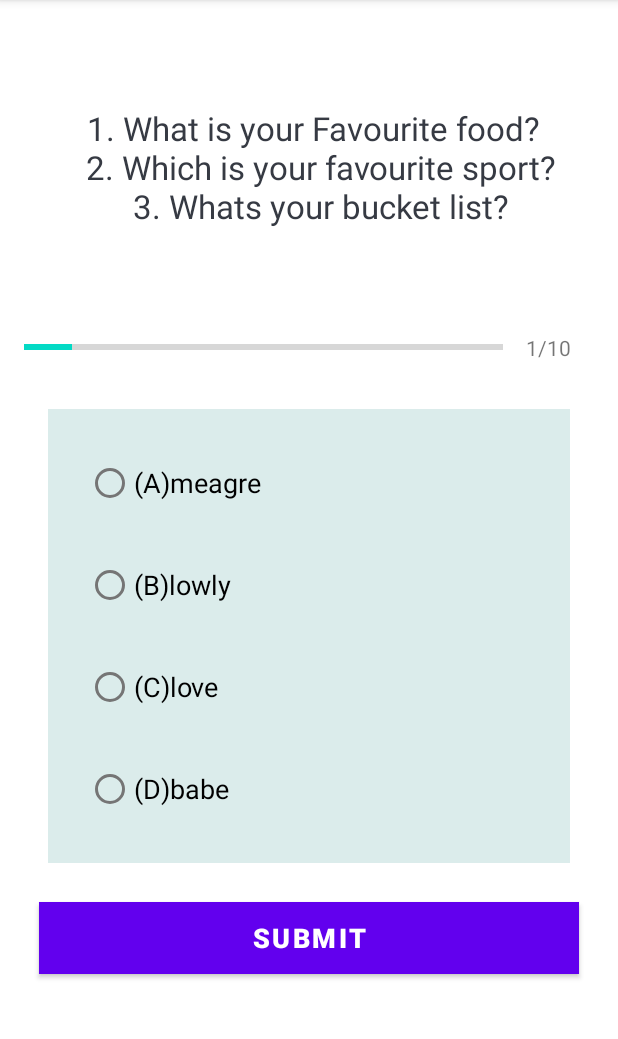
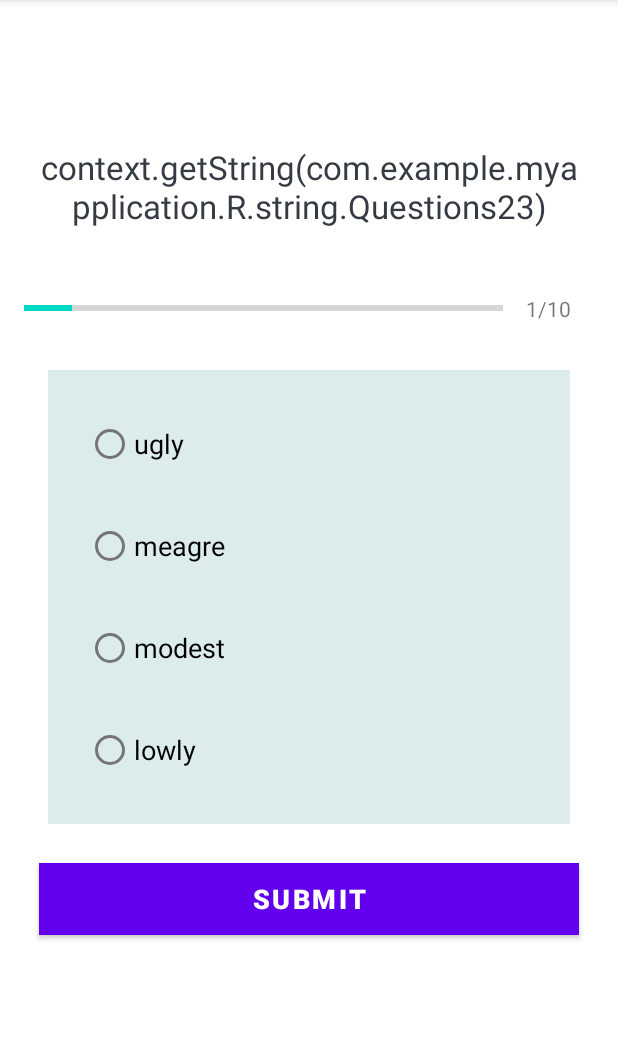
Before and after one commit to Abisayo1/WAECapp, an Android app: the MainActivity3 screen opened directly, with no data from a screen before it, on a phone screen of 412 x 824 dp, the part 84-1123 px from its top. Run offline under Robolectric (Android 15) with nearby library versions, the phone set to English and light mode, and no system bars; libraries missing offline, so code that uses them is left out: me.relex.circleindicator; plain views replace CircleIndicator3; 3 statements that could not run were skipped.

Commit message:
Waec App

```diff
--- a/app/src/main/java/com/example/myapplication/Eng2010Constants.kt
+++ b/app/src/main/java/com/example/myapplication/Eng2010Constants.kt
@@ -16,7 +16,7 @@ object Eng2010Constants {
 
         val que1 = Eng2010Obj(
                 id =1,
-                question = "R1.string.Questions",
+                question = "context.getString(com.example.myapplication.R.string.Questions23)",
                 OptionOne = "ugly",
                 OptionTwo = "meagre",
                 OptionThree = "modest",
--- a/app/src/main/java/com/example/myapplication/EngObj2010Activity.kt
+++ b/app/src/main/java/com/example/myapplication/EngObj2010Activity.kt
@@ -1,33 +1,49 @@
 package com.example.myapplication
 
 import android.content.Intent
-import android.graphics.Color
-import android.graphics.Typeface
-import android.graphics.drawable.AdaptiveIconDrawable
 import androidx.appcompat.app.AppCompatActivity
 import android.os.Bundle
-import android.util.Log
 import android.view.View
-import android.widget.ImageView
-import android.widget.TextView
+import android.widget.RadioButton
+import android.widget.RadioGroup
+import androidx.lifecycle.Observer
+import androidx.lifecycle.ViewModel
+import androidx.lifecycle.ViewModelProvider
 import android.widget.Toast
-import androidx.core.content.ContextCompat
+import androidx.annotation.Px
 import androidx.viewpager2.widget.ViewPager2
-import com.google.android.material.progressindicator.CircularProgressIndicator
+import kotlinx.android.synthetic.main.activity_eng_obj_essay.*
 import kotlinx.android.synthetic.main.activity_main3.*
 import kotlinx.android.synthetic.main.activity_result.*
 import kotlinx.android.synthetic.main.item_page.*
-import kotlinx.android.synthetic.main.list_item2.*
 import me.relex.circleindicator.CircleIndicator3
 
 class MainActivity3 : AppCompatActivity() //,View.OnClickListener
- {
+{
+
+    private lateinit var viewModel: ViewModelquiz
+
+     var doppelgangerPageChangeCallback = object : ViewPager2.OnPageChangeCallback() {
+        override fun onPageSelected(position: Int) {
+//            Toast.makeText(applicationContext, "Selected position: ${position}",
+//                    Toast.LENGTH_SHORT).show()
+        }
+
+        override fun onPageScrolled(position: Int, positionOffset: Float, positionOffsetPixels: Int) {
+
+            Toast.makeText(applicationContext, "Selected position: ${position}",
+                    Toast.LENGTH_SHORT).show()
+        }
+
+        }
 
 
-//    private var mCurrentPosition: Int = 1
-//    private var mQuestionsList: ArrayList<Eng2010Obj>? = null
+
+        private var mCurrentPosition: Int = 1
+    private var mQuestionsList: MutableList<englishObj2010>? = null
 //    private var mSelectedOptionPosition: Int = 0
-//    private var mCorrectAnswers: Int = 0
+    private var mCorrectAnswers: Int = 0
+
 //    private var mUserName: String? = null
 
 
@@ -35,19 +51,11 @@ class MainActivity3 : AppCompatActivity() //,View.OnClickListener
         super.onCreate(savedInstanceState)
         setContentView(R.layout.activity_main3)
 
-
-        var doppelgangerPageChangeCallback = object : ViewPager2.OnPageChangeCallback() {
-            override fun onPageSelected(position: Int) {
-                Toast.makeText(applicationContext, "Selected position: ${position}",
-                        Toast.LENGTH_SHORT).show()
-
-            }
-
-        }
+        viewModel = ViewModelProvider(this).get(ViewModelquiz::class.java)
 
 
 
-
+        view_pager2.registerOnPageChangeCallback(doppelgangerPageChangeCallback)
 //        view_pager2.adapter = ViewPagerAdapter(
 //
 //        )
@@ -57,18 +65,20 @@ class MainActivity3 : AppCompatActivity() //,View.OnClickListener
 //        indicator.setViewPager(view_pager2)
 
 
+        val questions = mutableListOf<englishObj2010>(
+                englishObj2010(1, getString(R.string.Questions), 0, "(A)" + "meagre", "(B)" + "lowly", "(C)" + "love", "(D)" + "babe", 2, 0),
+                englishObj2010(2, getString(R.string.Questions), 0, "You", "meagre", "lowly", "love", 2, 0),
+                englishObj2010(3, getString(R.string.Questions), 0, "ME", "meagre", "lowly", "love", 2, 0)
+        )
 
-        val questions = mutableListOf<englishObj2010>(
-             englishObj2010(1,  getString(R.string.Questions), 0, "(A)" + "meagre", "(B)" +"lowly", "(C)" +"love", "(D)" +"babe", 2),
-             englishObj2010(2,  getString(R.string.Questions), 0,"You", "meagre", "lowly", "love", 2),
-             englishObj2010(3, getString(R.string.Questions), 0, "ME", "meagre", "lowly", "love", 2)
-     )
-
-        val adapter = ViewPagerAdapter(questions)
+        val question = mQuestionsList?.get(mCurrentPosition -1)
+        question?.CorrectAnswer
+        val adapter = ViewPagerAdapter(Eng2010Constants.getQuestions())
         view_pager2.adapter = adapter
 
         val indicator = findViewById<CircleIndicator3>(R.id.indicator)
         indicator.setViewPager(view_pager2)
+
 //        view_pager2.orientation = ViewPager2.ORIENTATION_HORIZONTAL
 //
 //        val indicator = findViewById<CircleIndicator3>(R.id.indicator)
@@ -76,7 +86,7 @@ class MainActivity3 : AppCompatActivity() //,View.OnClickListener
 //
 //        mUserName = intent.getStringExtra(Eng2010Constants.USER_NAME)
 //
-//        mQuestionsList = Eng2010Constants.getQuestions()
+
 //        setQuestion()
 //
 //        option1.setOnClickListener(this)
@@ -211,7 +221,14 @@ class MainActivity3 : AppCompatActivity() //,View.OnClickListener
 //        tv.background = ContextCompat.getDrawable(this, R.drawable.selected_option_border_bg)
 
 
+
+
+
     }
 
-
- }
+    override fun onDestroy() {
+        super.onDestroy()
+        //TODO:6 Unregister page change callback here
+        view_pager2.unregisterOnPageChangeCallback(doppelgangerPageChangeCallback)
+    }
+}
--- a/app/src/main/java/com/example/myapplication/ViewPagerAdapter.kt
+++ b/app/src/main/java/com/example/myapplication/ViewPagerAdapter.kt
@@ -1,17 +1,19 @@
 package com.example.myapplication
 
+import android.content.Context
 import android.content.Intent
 import android.view.LayoutInflater
 import android.view.View
 import android.view.ViewGroup
+import android.view.inputmethod.CorrectionInfo
 import android.widget.*
+import androidx.lifecycle.Transformations.map
 import androidx.recyclerview.widget.RecyclerView
 import androidx.viewpager.widget.ViewPager
+import kotlinx.android.synthetic.main.item_page.view.*
 
 class ViewPagerAdapter (
-    val list: List<englishObj2010>) : RecyclerView.Adapter<ViewPagerAdapter.Pager2ViewHolder>()
-
-{
+    val list: List<Eng2010Obj>) : RecyclerView.Adapter<ViewPagerAdapter.Pager2ViewHolder>() {
 
     inner class Pager2ViewHolder(itemView: View) : RecyclerView.ViewHolder(itemView) {
         val itemImg: ImageView = itemView.findViewById(R.id.image1)
@@ -24,36 +26,58 @@ class ViewPagerAdapter (
         val radio_group: RadioGroup = itemView.findViewById(R.id.radio_group)
         val progressBar: ProgressBar = itemView.findViewById(R.id.progressBar)
         val progressBarText: TextView = itemView.findViewById(R.id.tv_progress)
-        val mCurrentPosition = absoluteAdapterPosition
-
-        var currentenglishObj2010: englishObj2010? = null
-        var currentPosition: Int = 0
+        var mSelectedOptionPosition: Int = 0
+        val item = list[mSelectedOptionPosition]
+        //var mCorrectAnswers = item.score
+        //var sum = list.sumBy { it.score }
 
 
-        var mCurrentanswers: Int = 0
-        var mSelectedOptionPosition: Int = 0
-
-
-
-
+        fun defaultView() {
+            // if (mCorrectAnswers == 1) {
+            //     mCorrectAnswers--
+        }
 
 
         init {
-
-            radio_group.setOnCheckedChangeListener(
-                    RadioGroup.OnCheckedChangeListener { group, checkedId ->
-                        val radio: RadioButton = itemView.findViewById(checkedId)
-                        Toast.makeText(itemView.context," On checked change :"+
-                                " ${radio.text}",
-                                Toast.LENGTH_SHORT).show()
-                    })
-
-            fun onPageSelected(position: Int) {
-                currentPosition = position
-
-            }
-
-
+//            itemView.radio_group.setOnCheckedChangeListener(
+//                RadioGroup.OnCheckedChangeListener { group, checkedId ->
+//                    val radioButtonID = itemView.radio_group.getCheckedRadioButtonId()
+//                    val radioButton: View = itemView.radio_group.findViewById(radioButtonID);
+//                    val idx = itemView.radio_group.indexOfChild(radioButton)
+//                    val radio: RadioButton = itemView.findViewById(checkedId)
+//                    if (item!!.CorrectAnswer == idx) {
+//                        mCorrectAnswers++
+//                    }
+//                    Toast.makeText(itemView.context, " On checked change :" +
+//                            " ${radio.text}",
+//                        Toast.LENGTH_SHORT).show()
+//                })
+////                        if (checkedId == R.id.firstAnswerRadioButton) {
+//                            defaultView()
+//                            if (item.CorrectAnswer == 1) {
+//                                mCorrectAnswers++
+//                            }
+//                        } else if (checkedId == R.id.SecondAnswerRadioButton) {
+//                            defaultView()
+//                            if (item.CorrectAnswer == 2) {
+//                                mCorrectAnswers++
+//                            }
+//                        } else if (checkedId == R.id.ThirdAnswerRadioButton) {
+//                            defaultView()
+//                            if (item.CorrectAnswer == 3) {
+//                                mCorrectAnswers++
+//                            }
+//                        } else if (checkedId == R.id.FourthAnswerRadioButton) {
+//                            defaultView()
+//                            Toast.makeText(itemView.context, "Selected position:",
+//                                    Toast.LENGTH_SHORT).show()
+//
+//                            if (item.CorrectAnswer == 4) {
+//                                mCorrectAnswers++
+//                            }
+//
+//
+//                    })
 
 
             itemOption1.setOnClickListener { v: View ->
@@ -76,22 +100,15 @@ class ViewPagerAdapter (
             }
             button.setOnClickListener {
                 val intent = Intent(itemView.context, ResultActivity::class.java)
+                //intent.putExtra(Eng2010Constants.CORRECT_ANSWERS, mCorrectAnswers)
+                intent.putExtra(Eng2010Constants.TOTAL_QUESTIONS, list!!.size)
                 itemView.context.startActivity(intent)
             }
 
-            fun answerView(answer: Int){
-                when (answer){
-                    1 ->{
 
         }
     }
-            }
 
-        }
-
-
-
-    }
 
         override fun onCreateViewHolder(parent: ViewGroup, viewType: Int): ViewPagerAdapter.Pager2ViewHolder {
             return Pager2ViewHolder(LayoutInflater.from(parent.context).inflate(R.layout.item_page, parent, false))
@@ -104,7 +121,8 @@ class ViewPagerAdapter (
         override fun onBindViewHolder(holder: ViewPagerAdapter.Pager2ViewHolder, position: Int) {
             //val post = myDataset.get(holder.absoluteAdapterPosition)
             val item = list[position]
-                    holder.apply {itemQuestion.text = item.question
+            holder.apply {
+                itemQuestion.text = item.question
                 itemOption1.text = item.OptionOne
                 itemImg.setImageResource(item.image)
                 itemOption2.text = item.OptionTwo
@@ -112,14 +130,8 @@ class ViewPagerAdapter (
                 itemOption4.text = item.OptionFour
                 progressBar.progress = item.id
                 progressBarText.text = "${item.id}" + "/" + progressBar.max
+            }
 
 
         }
-
-
-
-
-
     }
-
-            }
--- a/app/src/main/java/com/example/myapplication/englishObj2010.kt
+++ b/app/src/main/java/com/example/myapplication/englishObj2010.kt
@@ -1,6 +1,6 @@
 package com.example.myapplication
 
-data class englishObj2010 (
+data class englishObj2010(
         var id: Int,
         val question: String,
         var image: Int,
@@ -8,6 +8,8 @@ data class englishObj2010 (
         var OptionTwo: String,
         var OptionThree: String,
         var OptionFour: String,
-    var CorrectAnswer: Int
+        var CorrectAnswer: Int,
+        var score: Int
+
 
 )
--- a/app/src/main/res/layout/activity_main3.xml
+++ b/app/src/main/res/layout/activity_main3.xml
@@ -4,7 +4,7 @@
     xmlns:tools="http://schemas.android.com/tools"
     android:layout_width="match_parent"
     android:layout_height="match_parent"
-    tools:context=".MainActivity">
+    tools:context=".MainActivity3">
 
     <me.relex.circleindicator.CircleIndicator3
         android:id="@+id/indicator"
--- a/app/src/main/res/layout/item_page.xml
+++ b/app/src/main/res/layout/item_page.xml
@@ -79,6 +79,7 @@
                 android:layout_margin="10dp"
                 android:text="@{game.answers[0]}"
                 android:textSize="18sp"
+                android:onClick="onRadioButtonClicked"
                 tools:text="Blue" />
 
 
@@ -92,6 +93,7 @@
             android:layout_margin="10dp"
             android:text="@{game.answers[0]}"
             android:textSize="18sp"
+            android:onClick="onRadioButtonClicked"
             tools:text="Blue" />
 
 
@@ -101,6 +103,7 @@
             android:id="@+id/ThirdAnswerRadioButton"
             android:layout_width="match_parent"
             android:layout_height="wrap_content"
+            android:onClick="onRadioButtonClicked"
             android:layout_margin="10dp"
             android:text="@{game.answers[0]}"
             android:textSize="18sp"
@@ -115,6 +118,7 @@
             android:layout_width="match_parent"
             android:layout_height="wrap_content"
             android:layout_margin="10dp"
+            android:onClick="onRadioButtonClicked"
             android:text="@{game.answers[0]}"
             android:textSize="18sp"
             tools:text="Blue" />
--- a/app/src/main/res/values/strings.xml
+++ b/app/src/main/res/values/strings.xml
@@ -15,4 +15,13 @@
    </string>
     <!-- TODO: Remove or change this placeholder text -->
     <string name="hello_blank_fragment">Hello blank fragment</string>
+    <string name="Questions23">  <br>
+         1. What is your Favourite food? \n
+      </br>
+      <br>
+         2. Which is your favourite sport?\n
+      </br>
+      <br>
+         3. Whats your bucket list?"
+      </br></string>
 </resources>
```
Also changed, not shown: app/build.gradle (+27 -0 lines), app/src/main/java/com/example/myapplication/ResultActivity.kt (+4 -3 lines). Lines whose indentation alone changed are shown as unchanged.
